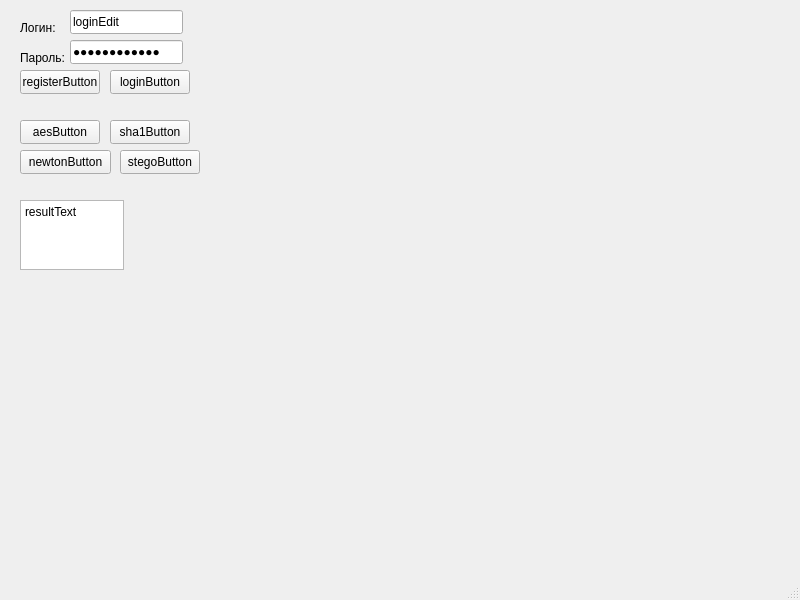
First picture: the form in frontend_client/mainwindow.ui, repository jerry1v/TaMP_proj, before the edit.
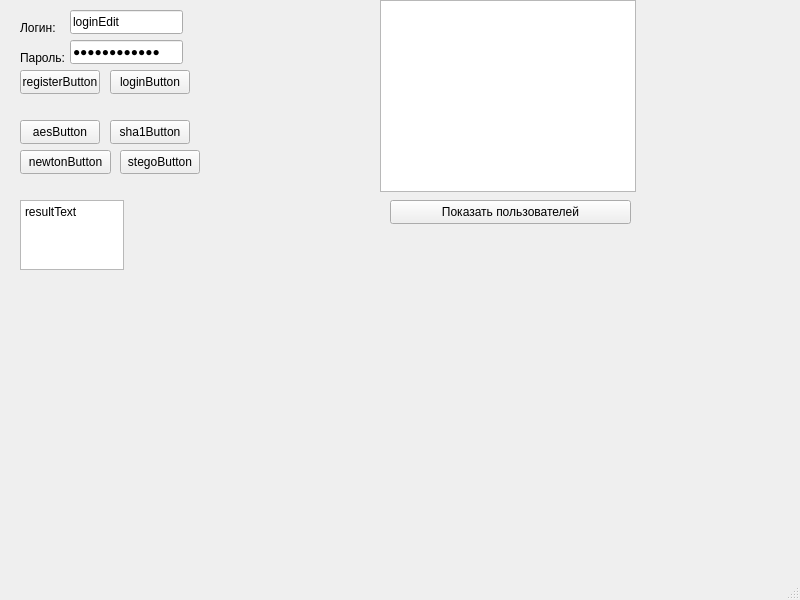
Second picture: the form after the edit.

Commit message: Add user table view

Diff of the .ui file:
```diff
--- a/frontend_client/mainwindow.ui
+++ b/frontend_client/mainwindow.ui
@@ -167,6 +167,29 @@
      <string>Пароль:</string>
     </property>
    </widget>
+   <widget class="QTableWidget" name="tableUsers">
+    <property name="geometry">
+     <rect>
+      <x>380</x>
+      <y>0</y>
+      <width>256</width>
+      <height>192</height>
+     </rect>
+    </property>
+   </widget>
+   <widget class="QPushButton" name="pushButton">
+    <property name="geometry">
+     <rect>
+      <x>390</x>
+      <y>200</y>
+      <width>241</width>
+      <height>24</height>
+     </rect>
+    </property>
+    <property name="text">
+     <string>Показать пользователей</string>
+    </property>
+   </widget>
   </widget>
   <widget class="QMenuBar" name="menubar">
    <property name="geometry">
```
The commit also changes 3 other files.
